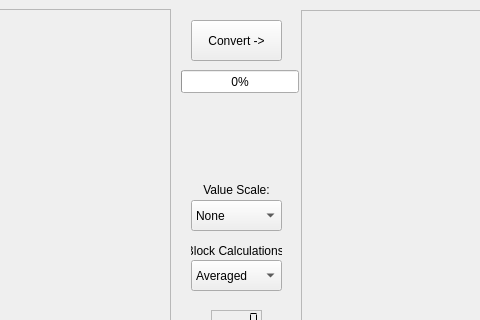
The window that window.ui (boingboomtschak/graphite-py) describes before a commit, drawn with Qt 5; both pictures show x 329 to 809 and y 0 to 320 of the 1136 by 579 pixel window.
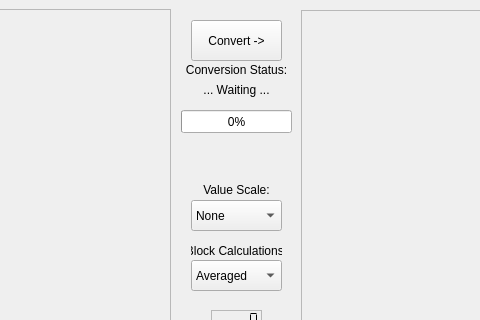
The same window after the commit.

Commit message: Adding conversion status, stopping resize of main window

What changed in the file:
```diff
--- a/window.ui
+++ b/window.ui
@@ -244,8 +244,8 @@
     <property name="geometry">
      <rect>
       <x>510</x>
-      <y>70</y>
-      <width>118</width>
+      <y>110</y>
+      <width>111</width>
       <height>23</height>
      </rect>
     </property>
@@ -304,6 +304,38 @@
      <set>Qt::AlignCenter</set>
     </property>
    </widget>
+   <widget class="QLabel" name="convertStatusLabel">
+    <property name="geometry">
+     <rect>
+      <x>510</x>
+      <y>60</y>
+      <width>111</width>
+      <height>20</height>
+     </rect>
+    </property>
+    <property name="text">
+     <string>Conversion Status:</string>
+    </property>
+    <property name="alignment">
+     <set>Qt::AlignCenter</set>
+    </property>
+   </widget>
+   <widget class="QLabel" name="convertStatus">
+    <property name="geometry">
+     <rect>
+      <x>510</x>
+      <y>80</y>
+      <width>111</width>
+      <height>20</height>
+     </rect>
+    </property>
+    <property name="text">
+     <string>... Waiting ...</string>
+    </property>
+    <property name="alignment">
+     <set>Qt::AlignCenter</set>
+    </property>
+   </widget>
   </widget>
  </widget>
  <resources/>
```
The commit also changes 3 other files.
